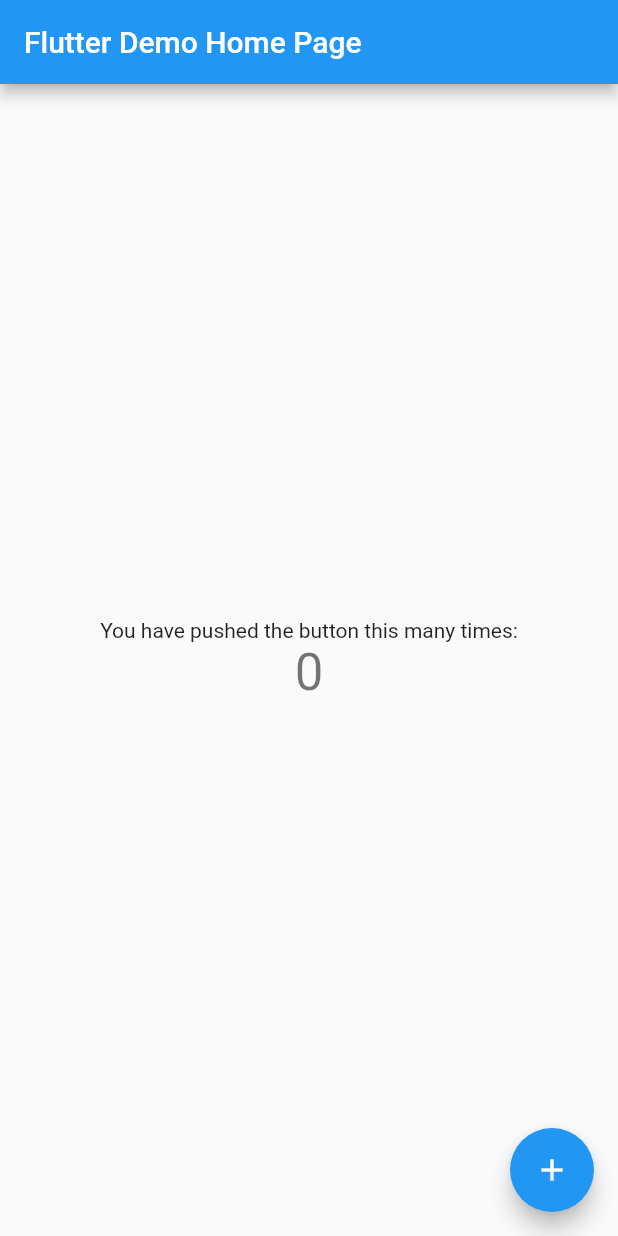
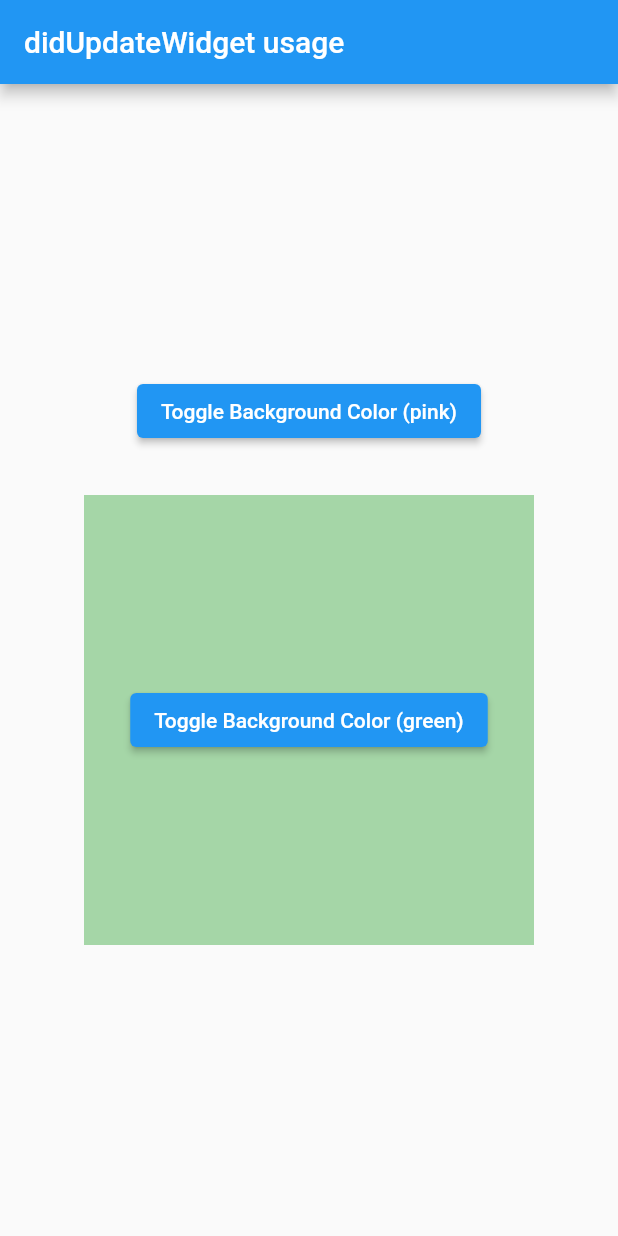
Before and after one commit to BasakK6/did_update_widget_flutter, a Flutter app: the screen it shows after launch, on a phone screen of 412 x 824 dp. Run offline on Flutter 3.47's test engine with Material 2 defaults, Android fonts, the phone set to English and light mode, and no system bars.

Commit message:
feature: used didUpdateWidget to check whether the parent widget's state was changed

```diff
--- /dev/null
+++ b/lib/inner_widget.dart
@@ -0,0 +1,56 @@
+import 'package:flutter/material.dart';
+
+class InnerWidget extends StatefulWidget {
+  const InnerWidget({Key? key, required this.initialColor}) : super(key: key);
+
+  final Color? initialColor;
+
+  @override
+  State<InnerWidget> createState() => _InnerWidgetState();
+}
+
+class _InnerWidgetState extends State<InnerWidget> {
+  Color? _backgroundColor;
+
+  final greenShade200 = Colors.green[200];
+  final greenShade400 = Colors.green[400];
+
+  @override
+  void initState() {
+    super.initState();
+    _backgroundColor = widget.initialColor ?? greenShade200;
+  }
+
+  @override
+  void didUpdateWidget(covariant InnerWidget oldWidget) {
+    super.didUpdateWidget(oldWidget);
+    //compare the old and the new
+    if (oldWidget.initialColor != widget.initialColor) {
+      _backgroundColor = widget.initialColor;
+    }
+  }
+
+  void toggleBackgroundColor() {
+    setState(() {
+      if (_backgroundColor == greenShade200) {
+        _backgroundColor = greenShade400;
+      } else {
+        _backgroundColor = greenShade200;
+      }
+    });
+  }
+
+  @override
+  Widget build(BuildContext context) {
+    return Container(
+      alignment: Alignment.center,
+      color: _backgroundColor,
+      width: 300,
+      height: 300,
+      child: ElevatedButton(
+        onPressed: toggleBackgroundColor,
+        child: const Text("Toggle Background Color (green)"),
+      ),
+    );
+  }
+}
--- a/lib/main.dart
+++ b/lib/main.dart
@@ -1,3 +1,4 @@
+import 'package:did_update_widget_flutter/my_home_page.dart';
 import 'package:flutter/material.dart';
 
 void main() {
@@ -7,109 +8,14 @@
 class MyApp extends StatelessWidget {
   const MyApp({super.key});
 
-  // This widget is the root of your application.
   @override
   Widget build(BuildContext context) {
     return MaterialApp(
       title: 'Flutter Demo',
       theme: ThemeData(
-        // This is the theme of your application.
-        //
-        // Try running your application with "flutter run". You'll see the
-        // application has a blue toolbar. Then, without quitting the app, try
-        // changing the primarySwatch below to Colors.green and then invoke
-        // "hot reload" (press "r" in the console where you ran "flutter run",
-        // or simply save your changes to "hot reload" in a Flutter IDE).
-        // Notice that the counter didn't reset back to zero; the application
-        // is not restarted.
         primarySwatch: Colors.blue,
       ),
-      home: const MyHomePage(title: 'Flutter Demo Home Page'),
+      home: const MyHomePage(),
     );
   }
 }
-
-class MyHomePage extends StatefulWidget {
-  const MyHomePage({super.key, required this.title});
-
-  // This widget is the home page of your application. It is stateful, meaning
-  // that it has a State object (defined below) that contains fields that affect
-  // how it looks.
-
-  // This class is the configuration for the state. It holds the values (in this
-  // case the title) provided by the parent (in this case the App widget) and
-  // used by the build method of the State. Fields in a Widget subclass are
-  // always marked "final".
-
-  final String title;
-
-  @override
-  State<MyHomePage> createState() => _MyHomePageState();
-}
-
-class _MyHomePageState extends State<MyHomePage> {
-  int _counter = 0;
-
-  void _incrementCounter() {
-    setState(() {
-      // This call to setState tells the Flutter framework that something has
-      // changed in this State, which causes it to rerun the build method below
-      // so that the display can reflect the updated values. If we changed
-      // _counter without calling setState(), then the build method would not be
-      // called again, and so nothing would appear to happen.
-      _counter++;
-    });
-  }
-
-  @override
-  Widget build(BuildContext context) {
-    // This method is rerun every time setState is called, for instance as done
-    // by the _incrementCounter method above.
-    //
-    // The Flutter framework has been optimized to make rerunning build methods
-    // fast, so that you can just rebuild anything that needs updating rather
-    // than having to individually change instances of widgets.
-    return Scaffold(
-      appBar: AppBar(
-        // Here we take the value from the MyHomePage object that was created by
-        // the App.build method, and use it to set our appbar title.
-        title: Text(widget.title),
-      ),
-      body: Center(
-        // Center is a layout widget. It takes a single child and positions it
-        // in the middle of the parent.
-        child: Column(
-          // Column is also a layout widget. It takes a list of children and
-          // arranges them vertically. By default, it sizes itself to fit its
-          // children horizontally, and tries to be as tall as its parent.
-          //
-          // Invoke "debug painting" (press "p" in the console, choose the
-          // "Toggle Debug Paint" action from the Flutter Inspector in Android
-          // Studio, or the "Toggle Debug Paint" command in Visual Studio Code)
-          // to see the wireframe for each widget.
-          //
-          // Column has various properties to control how it sizes itself and
-          // how it positions its children. Here we use mainAxisAlignment to
-          // center the children vertically; the main axis here is the vertical
-          // axis because Columns are vertical (the cross axis would be
-          // horizontal).
-          mainAxisAlignment: MainAxisAlignment.center,
-          children: <Widget>[
-            const Text(
-              'You have pushed the button this many times:',
-            ),
-            Text(
-              '$_counter',
-              style: Theme.of(context).textTheme.headlineMedium,
-            ),
-          ],
-        ),
-      ),
-      floatingActionButton: FloatingActionButton(
-        onPressed: _incrementCounter,
-        tooltip: 'Increment',
-        child: const Icon(Icons.add),
-      ), // This trailing comma makes auto-formatting nicer for build methods.
-    );
-  }
-}
--- /dev/null
+++ b/lib/my_home_page.dart
@@ -0,0 +1,51 @@
+import 'package:did_update_widget_flutter/inner_widget.dart';
+import 'package:flutter/material.dart';
+
+class MyHomePage extends StatefulWidget {
+  const MyHomePage({Key? key}) : super(key: key);
+
+  @override
+  State<MyHomePage> createState() => _MyHomePageState();
+}
+
+class _MyHomePageState extends State<MyHomePage> {
+  Color? _backgroundColor;
+
+  final pinkShade200 = Colors.pink[200];
+  final pinkShade400 = Colors.pink[400];
+
+  void setBackgroundColorToPink() {
+    setState(() {
+      if (_backgroundColor == pinkShade200) {
+        _backgroundColor = pinkShade400;
+      } else {
+        _backgroundColor = pinkShade200;
+      }
+    });
+  }
+
+  @override
+  Widget build(BuildContext context) {
+    return Scaffold(
+      appBar: AppBar(
+        title: const Text("didUpdateWidget usage"),
+      ),
+      body: Center(
+        child: Column(
+          mainAxisSize: MainAxisSize.max,
+          mainAxisAlignment: MainAxisAlignment.center,
+          children: [
+            ElevatedButton(
+              onPressed: setBackgroundColorToPink,
+              child: const Text("Toggle Background Color (pink)"),
+            ),
+            const SizedBox(
+              height: 32,
+            ),
+            InnerWidget(initialColor: _backgroundColor),
+          ],
+        ),
+      ),
+    );
+  }
+}
```
